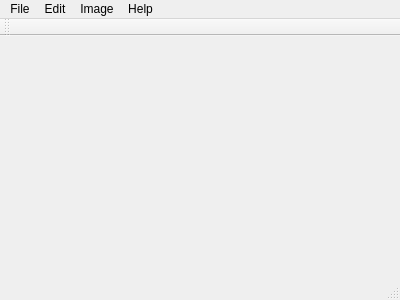
Before: the Qt Designer form photo/photo2/untitled/mainwindow.ui in cnbonn/qtphoto, drawn with Qt 5.
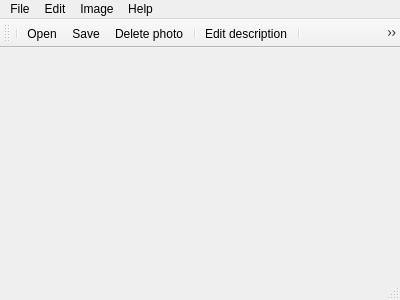
After: the same form once the commit is applied. Icons and pictures are not drawn.

```diff
--- a/photo/photo2/untitled/mainwindow.ui
+++ b/photo/photo2/untitled/mainwindow.ui
@@ -82,8 +82,19 @@
     <enum>TopToolBarArea</enum>
    </attribute>
    <attribute name="toolBarBreak">
-    <bool>false</bool>
+    <bool>true</bool>
    </attribute>
+   <addaction name="separator"/>
+   <addaction name="actionOpen_2"/>
+   <addaction name="actionSave"/>
+   <addaction name="actionDelete_photo"/>
+   <addaction name="separator"/>
+   <addaction name="actionEdit_description"/>
+   <addaction name="separator"/>
+   <addaction name="actionMove_forward"/>
+   <addaction name="actionMove_backward"/>
+   <addaction name="separator"/>
+   <addaction name="actionAbout"/>
   </widget>
   <widget class="QStatusBar" name="statusBar"/>
   <action name="actionOpen">
```
Left out of the diff: 54 changed lines with no effect on the pictures.
